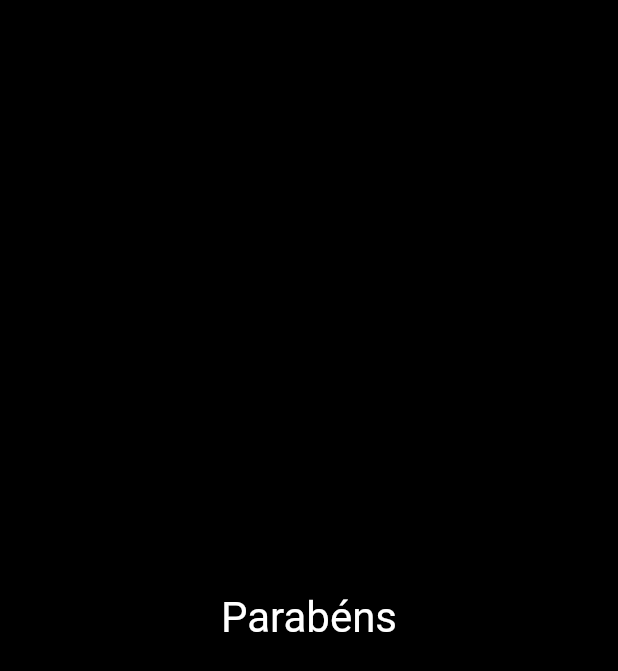
After one commit to willams192/projeto_perguntas, a Flutter app: the screen it shows after launch, after a tap on "Naruto", after a tap on "Goku", after a tap on "Madara Uchicha", on a phone screen of 412 x 824 dp. The commit adds this screen. Shown: the top 671 px of the screen. Run offline on Flutter 3.47's test engine with Material 2 defaults, Android fonts, the phone set to English and light mode, and no system bars.

Commit message:
Upgrade:: refatorando o código

```diff
--- /dev/null
+++ b/lib/resultado.dart
@@ -0,0 +1,20 @@
+import 'package:flutter/material.dart';
+
+class Resultado extends StatelessWidget {
+  final String res;
+
+  const Resultado(this.res, {super.key});
+
+  @override
+  Widget build(BuildContext context) {
+    return Center(
+      child: Text(
+        res,
+        style: const TextStyle(
+          fontSize: 28,
+          color: Colors.white,
+        ),
+      ),
+    );
+  }
+}
```
Also changed, not shown: lib/main.dart (+2 -9 lines).
